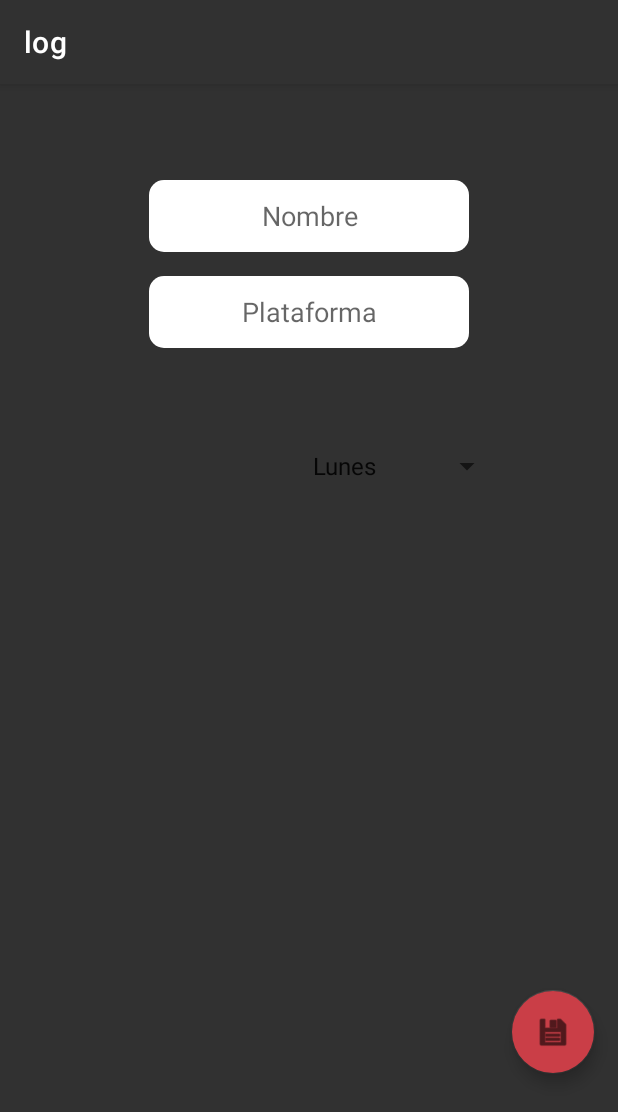
After one commit to camilod529/LogWatchlistApp, an Android app: the EditActivity screen opened directly, with no data from a screen before it, on a phone screen of 412 x 824 dp. The commit adds this screen. Shown: the top 1112 px of the screen. Run offline under Robolectric (Android 15) with nearby library versions, the phone set to English and light mode, and no system bars.

Commit message:
Crada pantalla edit, menue spinner, falta ed caps

```diff
--- a/app/build.gradle
+++ b/app/build.gradle
@@ -26,6 +26,9 @@ android {
         sourceCompatibility JavaVersion.VERSION_1_8
         targetCompatibility JavaVersion.VERSION_1_8
     }
+    buildFeatures {
+        viewBinding true
+    }
 }
 
 dependencies {
@@ -34,6 +37,8 @@ dependencies {
     implementation 'com.google.android.material:material:1.4.0'
     implementation 'androidx.constraintlayout:constraintlayout:2.1.1'
     implementation 'com.google.firebase:firebase-firestore:23.0.4'
+    implementation 'androidx.navigation:navigation-fragment:2.3.5'
+    implementation 'androidx.navigation:navigation-ui:2.3.5'
     testImplementation 'junit:junit:4.+'
     androidTestImplementation 'androidx.test.ext:junit:1.1.3'
     androidTestImplementation 'androidx.test.espresso:espresso-core:3.4.0'
--- /dev/null
+++ b/app/src/main/java/com/daca/logwatchlistapp/EditActivity.java
@@ -0,0 +1,24 @@
+package com.daca.logwatchlistapp;
+
+import androidx.appcompat.app.AppCompatActivity;
+
+import android.os.Bundle;
+import android.widget.ArrayAdapter;
+import android.widget.Spinner;
+
+public class EditActivity extends AppCompatActivity {
+
+    Spinner spinner;
+
+    @Override
+    protected void onCreate(Bundle savedInstanceState) {
+        super.onCreate(savedInstanceState);
+        setContentView(R.layout.activity_edit);
+
+        spinner = (Spinner) findViewById(R.id.spinner_dias_edit);
+        ArrayAdapter<CharSequence> adapter = ArrayAdapter.createFromResource(this,
+                R.array.dias_array, android.R.layout.simple_spinner_item);
+        adapter.setDropDownViewResource(android.R.layout.simple_spinner_dropdown_item);
+        spinner.setAdapter(adapter);
+    }
+}
--- /dev/null
+++ b/app/src/main/res/drawable/custom_edit_text.xml
@@ -0,0 +1,12 @@
+<?xml version="1.0" encoding="utf-8"?>
+<shape xmlns:android="http://schemas.android.com/apk/res/android"
+    android:shape="rectangle"
+    android:padding="10dp">
+
+    <solid android:color="#FFFFFF" />
+    <corners
+        android:bottomRightRadius="10dp"
+        android:bottomLeftRadius="10dp"
+        android:topLeftRadius="10dp"
+        android:topRightRadius="10dp" />
+</shape>
--- /dev/null
+++ b/app/src/main/res/layout/activity_edit.xml
@@ -0,0 +1,76 @@
+<?xml version="1.0" encoding="utf-8"?>
+<androidx.constraintlayout.widget.ConstraintLayout xmlns:android="http://schemas.android.com/apk/res/android"
+    xmlns:app="http://schemas.android.com/apk/res-auto"
+    xmlns:tools="http://schemas.android.com/tools"
+    android:layout_width="match_parent"
+    android:layout_height="match_parent"
+    android:background="@color/negroFondo"
+    tools:context=".EditActivity">
+
+    <EditText
+        android:id="@+id/ed_nombre_edit"
+        android:layout_width="wrap_content"
+        android:layout_height="wrap_content"
+        android:layout_marginTop="64dp"
+        android:layout_marginBottom="16dp"
+        android:background="@drawable/custom_edit_text"
+        android:ems="10"
+        android:hint="Nombre"
+        android:inputType="textPersonName"
+        android:minHeight="48dp"
+        android:textAlignment="center"
+        app:layout_constraintBottom_toTopOf="@+id/ed_plataforma_edit"
+        app:layout_constraintEnd_toEndOf="parent"
+        app:layout_constraintStart_toStartOf="parent"
+        app:layout_constraintTop_toTopOf="parent" />
+
+    <EditText
+        android:id="@+id/ed_plataforma_edit"
+        android:layout_width="wrap_content"
+        android:layout_height="wrap_content"
+        android:layout_marginTop="16dp"
+        android:ems="10"
+        android:hint="Plataforma"
+        android:background="@drawable/custom_edit_text"
+        android:inputType="textPersonName"
+        android:textAlignment="center"
+        android:minHeight="48dp"
+        app:layout_constraintEnd_toEndOf="parent"
+        app:layout_constraintStart_toStartOf="parent"
+        app:layout_constraintTop_toBottomOf="@+id/ed_nombre_edit" />
+
+    <com.google.android.material.floatingactionbutton.FloatingActionButton
+        android:id="@+id/floatingActionButton3"
+        android:layout_width="wrap_content"
+        android:layout_height="wrap_content"
+        android:layout_marginStart="340dp"
+        android:layout_marginTop="521dp"
+        android:layout_marginEnd="15dp"
+        android:layout_marginBottom="26dp"
+        android:backgroundTint="@color/rojo"
+        android:clickable="true"
+        app:layout_constraintBottom_toBottomOf="parent"
+        app:layout_constraintEnd_toEndOf="parent"
+        app:layout_constraintStart_toStartOf="parent"
+        app:layout_constraintTop_toTopOf="parent"
+        app:srcCompat="@android:drawable/ic_menu_save"
+        tools:ignore="SpeakableTextPresentCheck" />
+
+    <Spinner
+        android:id="@+id/spinner_dias_edit"
+        android:layout_width="wrap_content"
+        android:layout_height="wrap_content"
+        android:layout_marginStart="1dp"
+        android:layout_marginTop="45dp"
+        android:layout_marginEnd="1dp"
+        android:minHeight="48dp"
+        app:layout_constraintBottom_toBottomOf="parent"
+        app:layout_constraintEnd_toEndOf="parent"
+        app:layout_constraintHorizontal_bias="0.725"
+        app:layout_constraintStart_toStartOf="parent"
+        app:layout_constraintTop_toBottomOf="@+id/ed_plataforma_edit"
+        app:layout_constraintVertical_bias="0.019"
+        tools:ignore="SpeakableTextPresentCheck" />
+
+
+</androidx.constraintlayout.widget.ConstraintLayout>
--- a/app/src/main/res/values/strings.xml
+++ b/app/src/main/res/values/strings.xml
@@ -1,3 +1,14 @@
 <resources>
     <string name="app_name">log</string>
+    <string name="title_activity_edit">EditActivity</string>
+    <string-array name="dias_array">
+        <item>Lunes</item>
+        <item>Martes</item>
+        <item>Miercoles</item>
+        <item>Jueves</item>
+        <item>Viernes</item>
+        <item>Sabado</item>
+        <item>Domingo</item>
+    </string-array>
+
 </resources>
```
Also changed, not shown: app/src/main/AndroidManifest.xml (+6 -3 lines), app/src/main/res/drawable/custom_button.xml (+3 -19 lines), app/src/main/res/navigation/nav_graph.xml (added, +28 -0 lines), app/src/main/res/values/themes.xml (+7 -0 lines).
